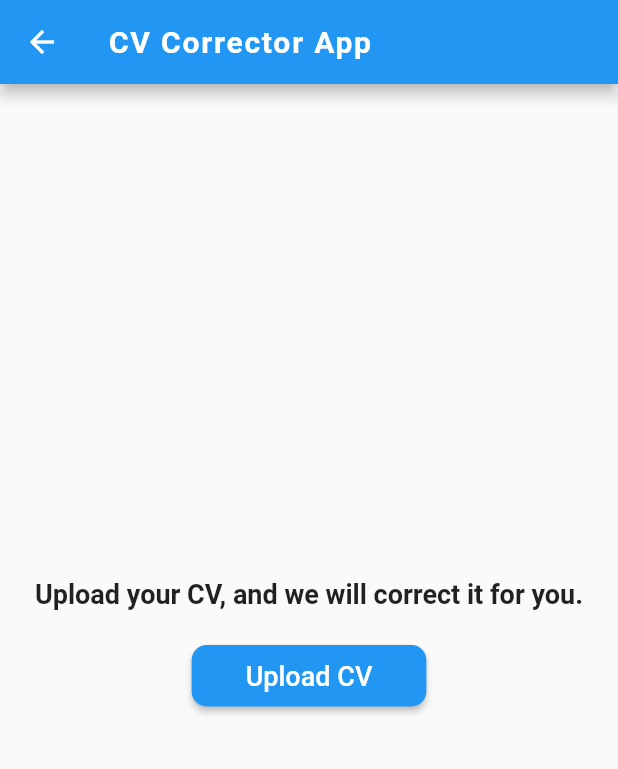
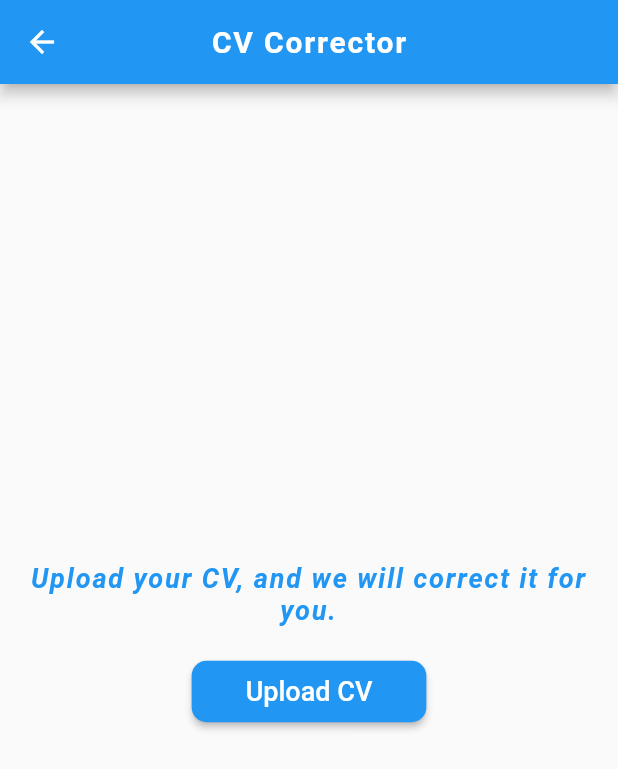
Before and after one commit to BahaMelki0/Oppor-Tune, a Flutter app: the CVCorrector screen opened by its route, on a phone screen of 412 x 824 dp. Shown: the top 769 px of the screen. Run offline on Flutter 3.47's test engine with Material 2 defaults, Android fonts, the phone set to English and light mode, and no system bars; our stand-ins replace file_picker.

Commit message:
"1st version of cv correction page"

```diff
--- a/lib/CV_correction.dart
+++ b/lib/CV_correction.dart
@@ -12,11 +12,19 @@ class CVCorrector extends StatefulWidget {
 class _CVCorrectorState extends State<CVCorrector> {
   late FilePickerResult cvFile;
   String correctedCV = ''; // Initialize here
+  bool isSubmitting = false;
 
   Future<void> uploadCV() async {
+    setState(() {
+      isSubmitting = true;
+    });
+
     cvFile = (await FilePicker.platform.pickFiles(allowMultiple: false))!;
 
     if (cvFile == null) {
+      setState(() {
+        isSubmitting = false;
+      });
       return;
     }
 
@@ -42,15 +50,21 @@ class _CVCorrectorState extends State<CVCorrector> {
       print(response.body);
     }
 
-    setState(() {});
+    setState(() {
+      isSubmitting = false;
+    });
   }
 
   @override
   Widget build(BuildContext context) {
     return Scaffold(
       appBar: AppBar(
-        title: Text('CV Corrector App'),
+        title: Text(
+          'CV Corrector',
+          style: TextStyle(fontWeight: FontWeight.bold),
+        ),
         backgroundColor: Colors.blue, // Change the app bar color
+        centerTitle: true,
       ),
       body: Padding(
         padding: const EdgeInsets.all(16.0),
@@ -60,17 +74,30 @@ class _CVCorrectorState extends State<CVCorrector> {
             children: <Widget>[
               Text(
                 'Upload your CV, and we will correct it for you.',
-                style: TextStyle(fontSize: 18.0, fontWeight: FontWeight.bold),
+                style: TextStyle(
+                  fontSize: 18.0,
+                  fontWeight: FontWeight.bold, // Add bold font weight
+                  color: Colors.blue, // Set text color
+                  letterSpacing: 1.2, // Add letter spacing
+                  fontStyle: FontStyle.italic, // Add italic style
+                ),
                 textAlign: TextAlign.center,
               ),
               SizedBox(height: 20),
               ElevatedButton(
-                onPressed: uploadCV,
+                onPressed: isSubmitting ? null : uploadCV,
                 child: Padding(
                   padding: const EdgeInsets.symmetric(vertical: 10, horizontal: 20),
-                  child: Text(
-                    'Upload CV',
-                    style: TextStyle(fontSize: 18.0),
+                  child: Row(
+                    mainAxisSize: MainAxisSize.min,
+                    children: [
+                      if (isSubmitting) CircularProgressIndicator(color: Colors.white),
+                      if (isSubmitting) SizedBox(width: 10),
+                      Text(
+                        'Upload CV',
+                        style: TextStyle(fontSize: 18.0),
+                      ),
+                    ],
                   ),
                 ),
                 style: ElevatedButton.styleFrom(
@@ -83,9 +110,20 @@ class _CVCorrectorState extends State<CVCorrector> {
               ),
               SizedBox(height: 20),
               if (correctedCV.isNotEmpty)
-                Text(
-                  correctedCV,
-                  style: TextStyle(fontSize: 16.0),
+                AnimatedOpacity(
+                  opacity: correctedCV.isNotEmpty ? 1.0 : 0.0,
+                  duration: Duration(milliseconds: 500),
+                  child: Container(
+                    padding: EdgeInsets.all(10.0),
+                    decoration: BoxDecoration(
+                      color: Colors.grey[200],
+                      borderRadius: BorderRadius.circular(10.0),
+                    ),
+                    child: Text(
+                      correctedCV,
+                      style: TextStyle(fontSize: 16.0),
+                    ),
+                  ),
                 ),
             ],
           ),
```
Also changed, not shown: lib/CV_generator.dart (+23 -14 lines), lib/Landing_Page.dart (+33 -8 lines).
